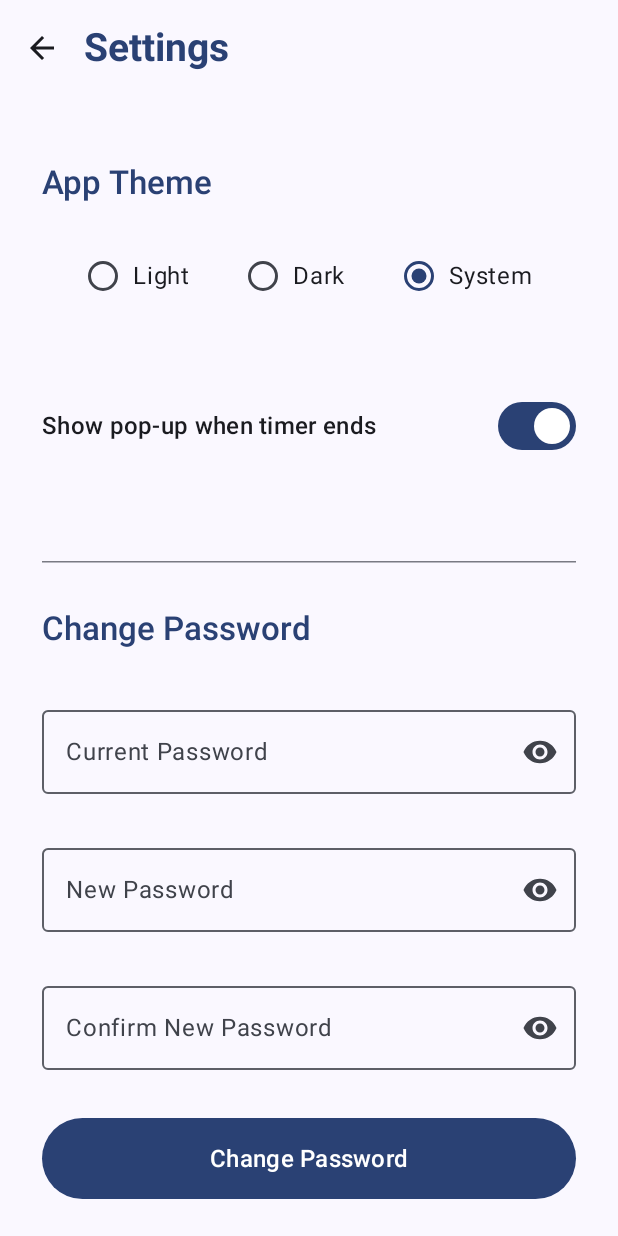
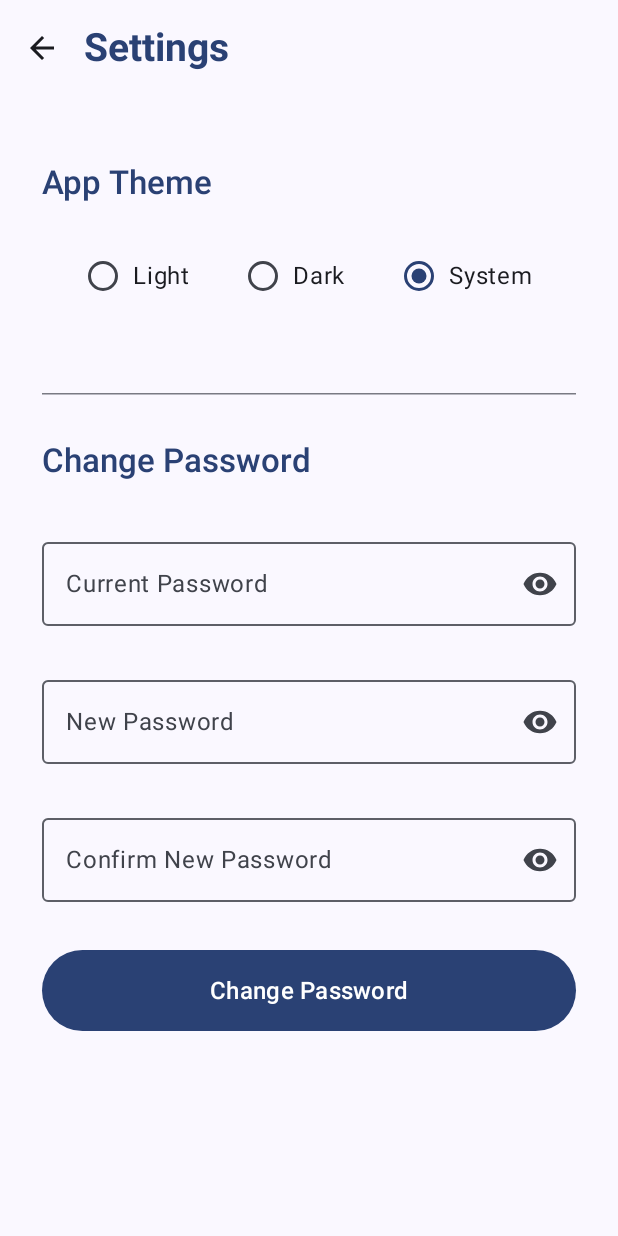
Before and after one commit to kolia202/Programmazione-Mobile, an Android app built with Jetpack Compose: the composable SettingsScreen shown on its own in the app's theme, on a phone screen of 412 x 824 dp. Run offline under Robolectric (Android 15) with nearby library versions, the phone set to English and light mode, and no system bars; our stand-ins replace Room's generated code.

Commit message:
Settings finiti

```diff
--- a/app/src/main/java/com/example/myfitplan/ui/screens/settings/SettingsScreen.kt
+++ b/app/src/main/java/com/example/myfitplan/ui/screens/settings/SettingsScreen.kt
@@ -93,21 +93,6 @@ fun SettingsScreen(
                 }
             }
 
-            Spacer(Modifier.height(8.dp))
-            Row(
-                verticalAlignment = Alignment.CenterVertically,
-                modifier = Modifier.fillMaxWidth()
-            ) {
-                Text(
-                    "Show pop-up when timer ends",
-                    modifier = Modifier.weight(1f),
-                    style = MaterialTheme.typography.titleMedium
-                )
-                Switch(
-                    checked = state.showTimerPopup,
-                    onCheckedChange = { viewModel.onShowTimerPopupChanged(it) }
-                )
-            }
             Spacer(Modifier.height(8.dp))
 
             HorizontalDivider(modifier = Modifier.padding(vertical = 2.dp))
```
